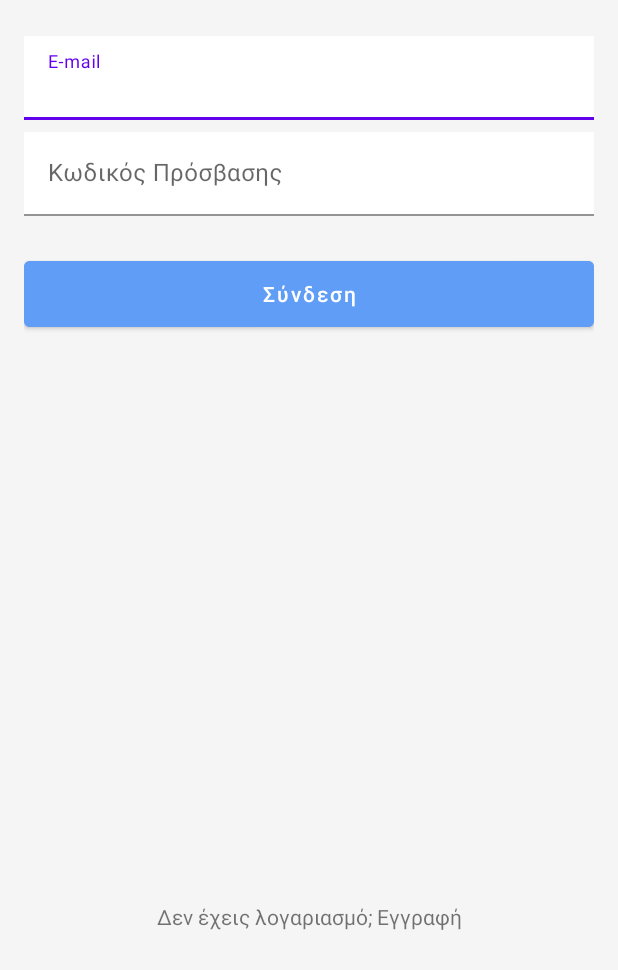
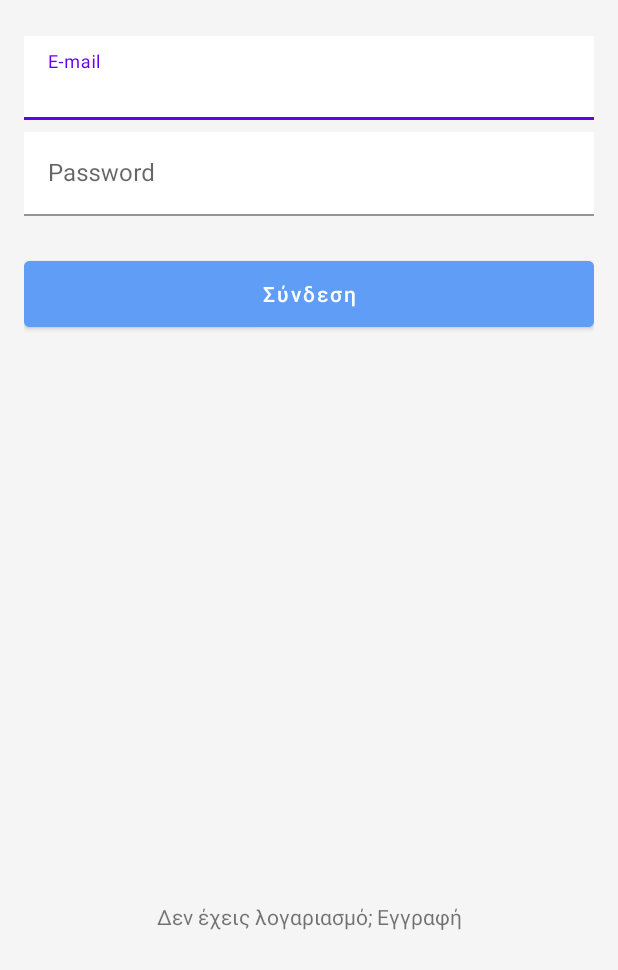
Before and after one commit to skaradimitriou/unipi-audio-stories, an Android app: the screen it shows after launch (IntroActivity), on a phone screen of 412 x 824 dp, the part 266-1236 px from its top. Run offline under Robolectric (Android 15) with nearby library versions, the phone set to English and light mode, and no system bars; our stand-ins replace Firebase (no records; nobody signed in at launch, a user with empty details on screens opened directly), data binding.

Commit message:
Implementation: add string res translation for english and german

```diff
--- a/app/src/main/res/values/strings.xml
+++ b/app/src/main/res/values/strings.xml
@@ -1,7 +1,7 @@
 <resources>
     <string name="app_name">Unipi Audio Stories</string>
     <!-- TODO: Remove or change this placeholder text -->
-    <string name="hello_blank_fragment">Hello blank fragment</string>
+    <string name="hello_blank_fragment" translatable="false">Hello blank fragment</string>
 
     <!-- General -->
     <string name="lorem_ipsum">Lorem ipsum sit dolor amet. Lorem ipsum sit dolor amet. Lorem ipsum sit dolor amet. Lorem ipsum sit dolor amet. Lorem ipsum sit dolor amet. Lorem ipsum sit dolor amet. Lorem ipsum sit dolor amet. Lorem ipsum sit dolor amet. Lorem ipsum sit dolor amet. Lorem ipsum sit dolor amet. Lorem ipsum sit dolor amet. Lorem ipsum sit dolor amet. </string>
@@ -12,7 +12,7 @@
 
     <!-- Login Screen -->
     <string name="email_hint">E-mail</string>
-    <string name="password_hint">Κωδικός Πρόσβασης</string>
+    <string name="password_hint">Password</string>
     <string name="login_btn_text">Σύνδεση</string>
     <string name="register_btn_text">Δεν έχεις λογαριασμό; Εγγραφή</string>
 
```
Also changed, not shown: 2 other files.
